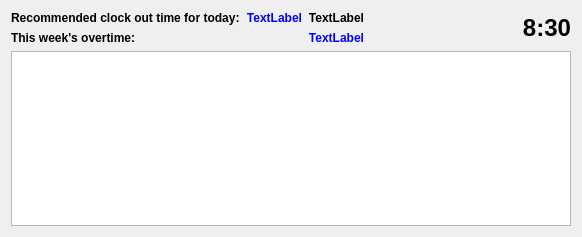
First picture: the form in timekeeper.ui, repository mikrosk/timekeeper, before the edit.
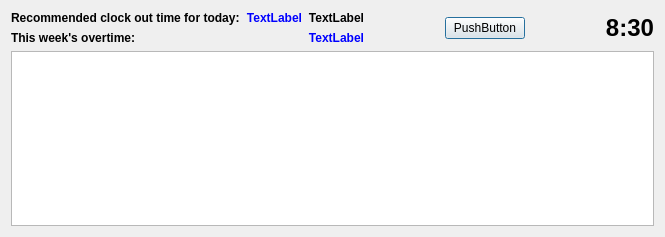
Second picture: the form after the edit.

Commit message: Quick & dirty support for a pause

```diff
--- a/timekeeper.ui
+++ b/timekeeper.ui
@@ -6,7 +6,7 @@
    <rect>
     <x>0</x>
     <y>0</y>
-    <width>582</width>
+    <width>665</width>
     <height>237</height>
    </rect>
   </property>
@@ -72,6 +72,39 @@
        </item>
       </layout>
      </item>
+     <item>
+      <spacer name="horizontalSpacer">
+       <property name="orientation">
+        <enum>Qt::Horizontal</enum>
+       </property>
+       <property name="sizeHint" stdset="0">
+        <size>
+         <width>40</width>
+         <height>20</height>
+        </size>
+       </property>
+      </spacer>
+     </item>
+     <item>
+      <widget class="QPushButton" name="buttonPause">
+       <property name="text">
+        <string>PushButton</string>
+       </property>
+      </widget>
+     </item>
+     <item>
+      <spacer name="horizontalSpacer_2">
+       <property name="orientation">
+        <enum>Qt::Horizontal</enum>
+       </property>
+       <property name="sizeHint" stdset="0">
+        <size>
+         <width>40</width>
+         <height>20</height>
+        </size>
+       </property>
+      </spacer>
+     </item>
      <item>
       <widget class="QLabel" name="labelTimeLeft">
        <property name="text">
```
The commit also changes 2 other files.
